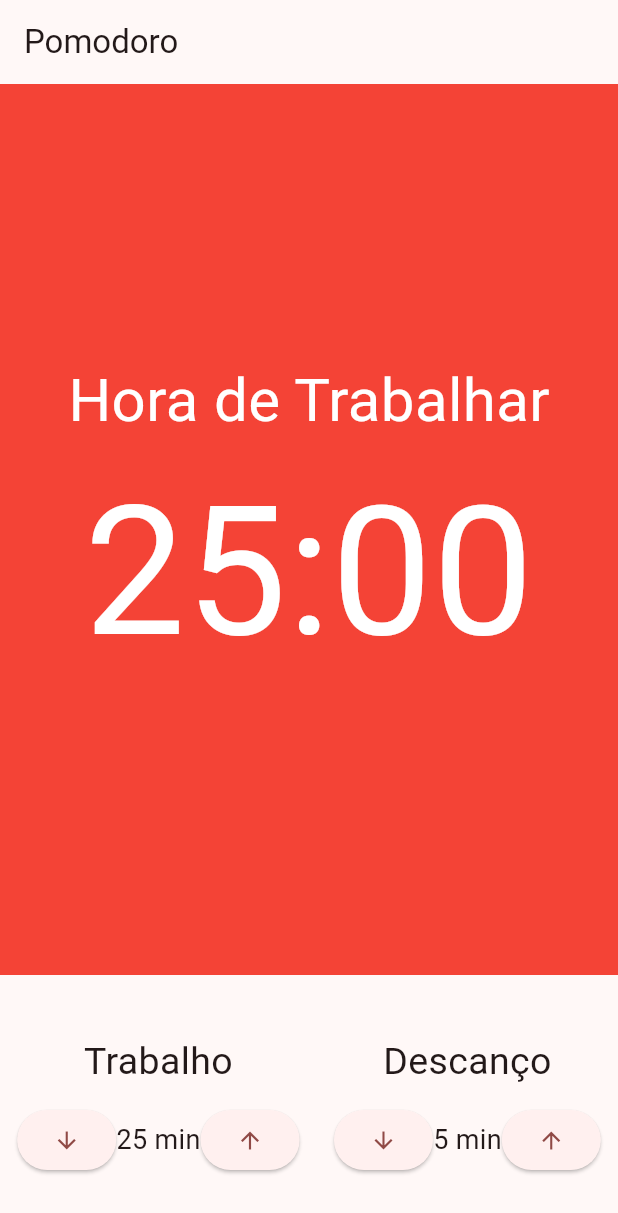
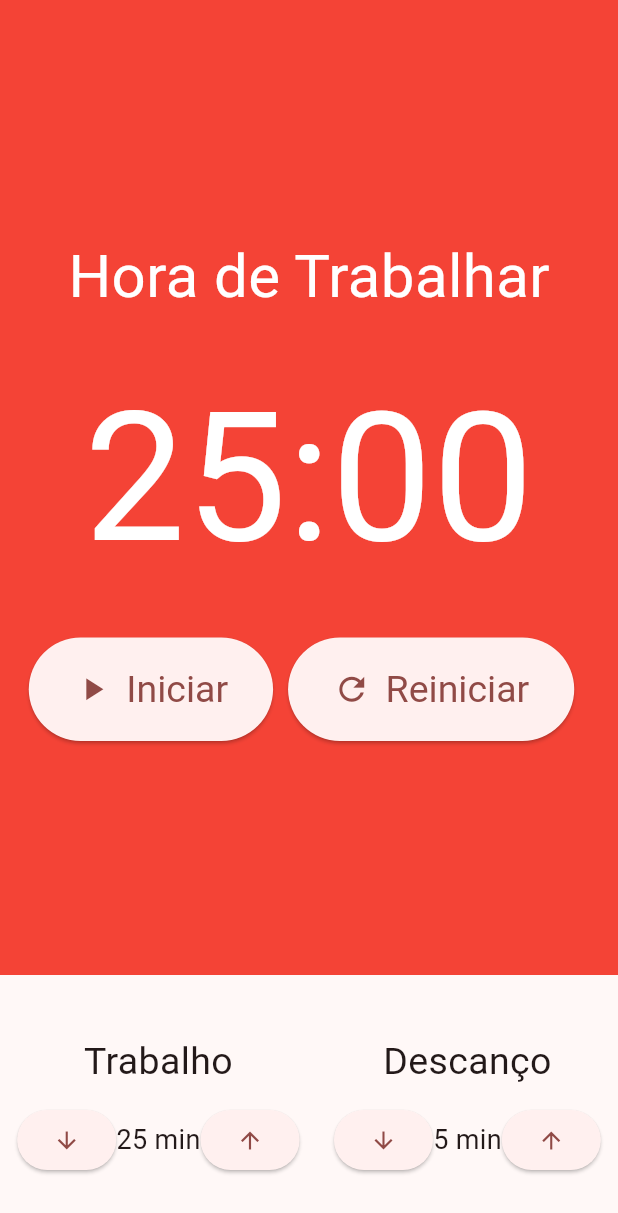
Before and after one commit to GoedertDalmolin/pomodoro, a Flutter app: the screen it shows after launch, on a phone screen of 412 x 824 dp. Shown: the top 1213 px of the screen. Run offline on Flutter 3.47's test engine with Material 3 defaults, Android fonts, the phone set to English and light mode, and no system bars; our stand-ins replace mobx; generated files the repository leaves out were written again.

Commit message:
Created component cronometro_botao.dart.

```diff
--- a/lib/presentation/components/cronometro.dart
+++ b/lib/presentation/components/cronometro.dart
@@ -1,4 +1,5 @@
 import 'package:flutter/material.dart';
+import 'package:pomodoro/presentation/components/cronometro_botao.dart';
 
 class Cronometro extends StatelessWidget {
   const Cronometro({super.key});
@@ -15,6 +16,7 @@ class Cronometro extends StatelessWidget {
             // textAlign: TextAlign.center,
             style: TextStyle(fontSize: 40, color: Colors.white),
           ),
+          const SizedBox(height: 20),
           Text(
             '25:00',
             style: TextStyle(
@@ -22,6 +24,33 @@ class Cronometro extends StatelessWidget {
               color: Colors.white,
             ),
           ),
+          const SizedBox(height: 20),
+          Row(
+            mainAxisAlignment: MainAxisAlignment.center,
+            children: [
+              Padding(
+                padding: const EdgeInsets.only(right: 10.0),
+                child: CronometroBotao(
+                  texto: 'Iniciar',
+                  icone: Icons.play_arrow,
+                ),
+              ),
+              // Padding(
+              //   padding: const EdgeInsets.all(10.0),
+              //   child: CronometroBotao(
+              //     texto: 'Parar',
+              //     icone: Icons.stop,
+              //   ),
+              // ),
+              Padding(
+                padding: const EdgeInsets.only(right: 10.0),
+                child: CronometroBotao(
+                  texto: 'Reiniciar',
+                  icone: Icons.refresh,
+                ),
+              ),
+            ],
+          ),
         ],
       ),
     );
--- a/lib/presentation/components/cronometro_botao.dart
+++ b/lib/presentation/components/cronometro_botao.dart
@@ -1,10 +1,38 @@
 import 'package:flutter/material.dart';
 
 class CronometroBotao extends StatelessWidget {
-  const CronometroBotao({super.key});
+  final String texto;
+  final IconData icone;
+
+  const CronometroBotao({
+    super.key,
+    required this.texto,
+    required this.icone,
+  });
 
   @override
   Widget build(BuildContext context) {
-    return const Placeholder();
+    return ElevatedButton(
+      style: ElevatedButton.styleFrom(padding: EdgeInsets.symmetric(horizontal: 30, vertical: 20), textStyle: TextStyle(fontSize: 25)),
+      onPressed: () {},
+      child: Row(
+        children: [
+          Padding(
+            padding: const EdgeInsets.only(right: 10.0),
+            child: Icon(
+              icone,
+              size: 25,
+            ),
+          ),
+          Text(
+            texto,
+            style: const TextStyle(
+                // fontSize: 120,
+                // color: Colors.white,
+                ),
+          ),
+        ],
+      ),
+    );
   }
 }
--- a/lib/presentation/pages/pomodoro.dart
+++ b/lib/presentation/pages/pomodoro.dart
@@ -8,9 +8,9 @@ class PomodoroPage extends StatelessWidget {
   @override
   Widget build(BuildContext context) {
     return Scaffold(
-      appBar: AppBar(
-        title: const Text('Pomodoro'),
-      ),
+      // appBar: AppBar(
+      //   title: const Text('Pomodoro'),
+      // ),
       body: const Column(
         crossAxisAlignment: CrossAxisAlignment.stretch,
         children: [
```
